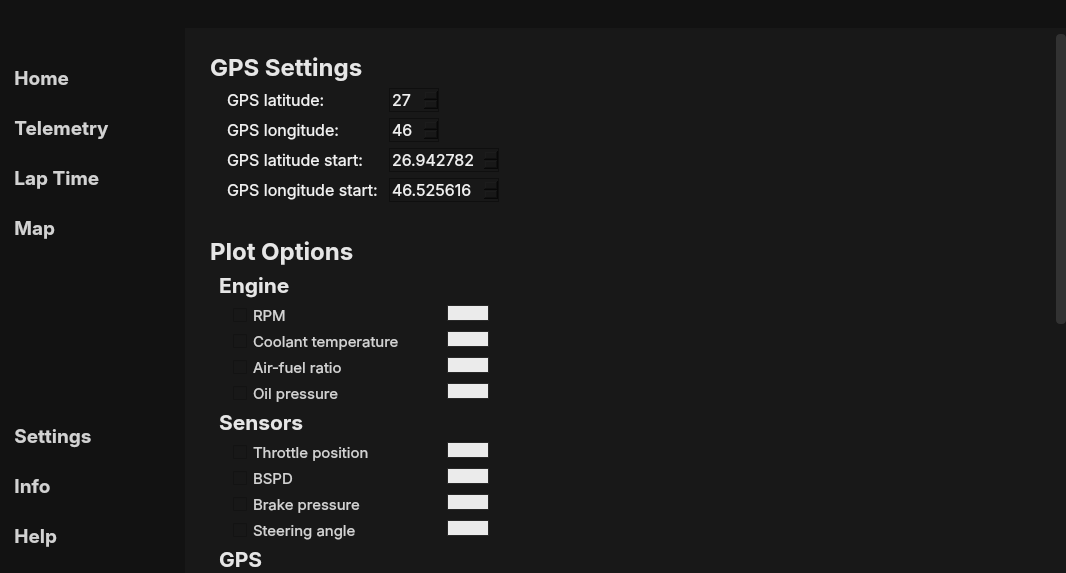
Above: FormulaStudent/mainwindow.ui from XRuRuX/FormulaStudentQT before the change. Below: the same form after it.
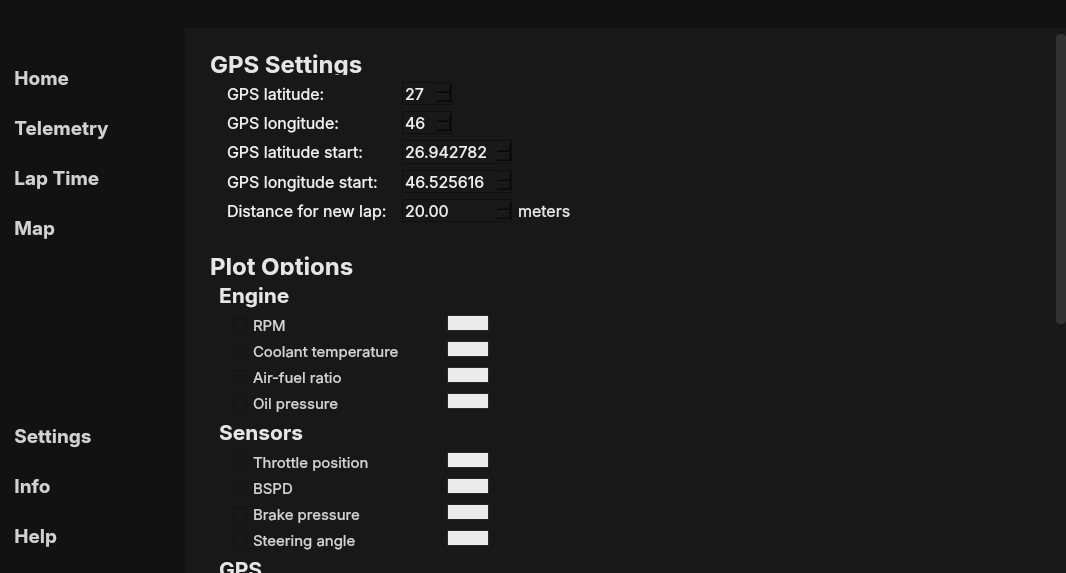
That is the form after the change. The open tabs and pages were chosen to show the change. Icons and pictures are not drawn. Custom widgets are drawn as their Qt base class.

Patch:
```diff
--- a/FormulaStudent/mainwindow.ui
+++ b/FormulaStudent/mainwindow.ui
@@ -1021,10 +1021,114 @@
                  <property name="styleSheet">
                   <string notr="true"/>
                  </property>
-                 <layout class="QFormLayout" name="formLayout">
-                  <property name="bottomMargin">
-                   <number>9</number>
-                  </property>
+                 <layout class="QGridLayout" name="gridLayout_2">
+                  <item row="3" column="0">
+                   <widget class="QLabel" name="gpsLatLabelStart">
+                    <property name="font">
+                     <font>
+                      <family>Inter</family>
+                      <pointsize>12</pointsize>
+                     </font>
+                    </property>
+                    <property name="styleSheet">
+                     <string notr="true">padding-left: 20px;
+color: rgb(240, 240, 240);</string>
+                    </property>
+                    <property name="text">
+                     <string>GPS latitude start:</string>
+                    </property>
+                   </widget>
+                  </item>
+                  <item row="5" column="0">
+                   <widget class="QLabel" name="gpsLongLabelStart_2">
+                    <property name="font">
+                     <font>
+                      <family>Inter</family>
+                      <pointsize>12</pointsize>
+                     </font>
+                    </property>
+                    <property name="styleSheet">
+                     <string notr="true">padding-left: 20px;
+color: rgb(240, 240, 240);</string>
+                    </property>
+                    <property name="text">
+                     <string>Distance for new lap: </string>
+                    </property>
+                   </widget>
+                  </item>
+                  <item row="5" column="1">
+                   <widget class="QDoubleSpinBox" name="maxDistanceSelector">
+                    <property name="minimumSize">
+                     <size>
+                      <width>110</width>
+                      <height>0</height>
+                     </size>
+                    </property>
+                    <property name="maximumSize">
+                     <size>
+                      <width>50</width>
+                      <height>16777215</height>
+                     </size>
+                    </property>
+                    <property name="font">
+                     <font>
+                      <family>Inter</family>
+                      <pointsize>12</pointsize>
+                     </font>
+                    </property>
+                    <property name="decimals">
+                     <number>2</number>
+                    </property>
+                    <property name="value">
+                     <double>20.000000000000000</double>
+                    </property>
+                   </widget>
+                  </item>
+                  <item row="4" column="1">
+                   <widget class="QDoubleSpinBox" name="gpsLongSelectorStart">
+                    <property name="minimumSize">
+                     <size>
+                      <width>110</width>
+                      <height>0</height>
+                     </size>
+                    </property>
+                    <property name="maximumSize">
+                     <size>
+                      <width>50</width>
+                      <height>16777215</height>
+                     </size>
+                    </property>
+                    <property name="font">
+                     <font>
+                      <family>Inter</family>
+                      <pointsize>12</pointsize>
+                     </font>
+                    </property>
+                    <property name="decimals">
+                     <number>6</number>
+                    </property>
+                    <property name="value">
+                     <double>46.525615999999999</double>
+                    </property>
+                   </widget>
+                  </item>
+                  <item row="1" column="0">
+                   <widget class="QLabel" name="gpsLatLabel">
+                    <property name="font">
+                     <font>
+                      <family>Inter</family>
+                      <pointsize>12</pointsize>
+                     </font>
+                    </property>
+                    <property name="styleSheet">
+                     <string notr="true">padding-left: 20px;
+color: rgb(240, 240, 240);</string>
+                    </property>
+                    <property name="text">
+                     <string>GPS latitude:</string>
+                    </property>
+                   </widget>
+                  </item>
                   <item row="0" column="0">
                    <widget class="QLabel" name="gpsSettingsLabel">
                     <property name="font">
@@ -1042,8 +1146,40 @@
                     </property>
                    </widget>
                   </item>
-                  <item row="1" column="0">
-                   <widget class="QLabel" name="gpsLatLabel">
+                  <item row="5" column="2">
+                   <widget class="QLabel" name="label_2">
+                    <property name="font">
+                     <font>
+                      <family>Inter</family>
+                      <pointsize>12</pointsize>
+                     </font>
+                    </property>
+                    <property name="text">
+                     <string>meters</string>
+                    </property>
+                   </widget>
+                  </item>
+                  <item row="2" column="1">
+                   <widget class="QSpinBox" name="gpsLongSelector">
+                    <property name="maximumSize">
+                     <size>
+                      <width>50</width>
+                      <height>16777215</height>
+                     </size>
+                    </property>
+                    <property name="font">
+                     <font>
+                      <family>Inter</family>
+                      <pointsize>12</pointsize>
+                     </font>
+                    </property>
+                    <property name="value">
+                     <number>46</number>
+                    </property>
+                   </widget>
+                  </item>
+                  <item row="2" column="0">
+                   <widget class="QLabel" name="gpsLongLabel">
                     <property name="font">
                      <font>
                       <family>Inter</family>
@@ -1055,7 +1191,7 @@
 color: rgb(240, 240, 240);</string>
                     </property>
                     <property name="text">
-                     <string>GPS latitude:</string>
+                     <string>GPS longitude: </string>
                     </property>
                    </widget>
                   </item>
@@ -1078,77 +1214,7 @@
                     </property>
                    </widget>
                   </item>
-                  <item row="3" column="0">
-                   <widget class="QLabel" name="gpsLongLabel">
-                    <property name="font">
-                     <font>
-                      <family>Inter</family>
-                      <pointsize>12</pointsize>
-                     </font>
-                    </property>
-                    <property name="styleSheet">
-                     <string notr="true">padding-left: 20px;
-color: rgb(240, 240, 240);</string>
-                    </property>
-                    <property name="text">
-                     <string>GPS longitude: </string>
-                    </property>
-                   </widget>
-                  </item>
                   <item row="3" column="1">
-                   <widget class="QSpinBox" name="gpsLongSelector">
-                    <property name="maximumSize">
-                     <size>
-                      <width>50</width>
-                      <height>16777215</height>
-                     </size>
-                    </property>
-                    <property name="font">
-                     <font>
-                      <family>Inter</family>
-                      <pointsize>12</pointsize>
-                     </font>
-                    </property>
-                    <property name="value">
-                     <number>46</number>
-                    </property>
-                   </widget>
-                  </item>
-                  <item row="5" column="0">
-                   <widget class="QLabel" name="gpsLatLabelStart">
-                    <property name="font">
-                     <font>
-                      <family>Inter</family>
-                      <pointsize>12</pointsize>
-                     </font>
-                    </property>
-                    <property name="styleSheet">
-                     <string notr="true">padding-left: 20px;
-color: rgb(240, 240, 240);</string>
-                    </property>
-                    <property name="text">
-                     <string>GPS latitude start:</string>
-                    </property>
-                   </widget>
-                  </item>
-                  <item row="7" column="0">
-                   <widget class="QLabel" name="gpsLongLabelStart">
-                    <property name="font">
-                     <font>
-                      <family>Inter</family>
-                      <pointsize>12</pointsize>
-                     </font>
-                    </property>
-                    <property name="styleSheet">
-                     <string notr="true">padding-left: 20px;
-color: rgb(240, 240, 240);</string>
-                    </property>
-                    <property name="text">
-                     <string>GPS longitude start:</string>
-                    </property>
-                   </widget>
-                  </item>
-                  <item row="5" column="1">
                    <widget class="QDoubleSpinBox" name="gpsLatSelectorStart">
                     <property name="minimumSize">
                      <size>
@@ -1179,34 +1245,36 @@
                     </property>
                    </widget>
                   </item>
-                  <item row="7" column="1">
-                   <widget class="QDoubleSpinBox" name="gpsLongSelectorStart">
-                    <property name="minimumSize">
-                     <size>
-                      <width>110</width>
-                      <height>0</height>
-                     </size>
-                    </property>
-                    <property name="maximumSize">
-                     <size>
-                      <width>50</width>
-                      <height>16777215</height>
-                     </size>
-                    </property>
+                  <item row="4" column="0">
+                   <widget class="QLabel" name="gpsLongLabelStart">
                     <property name="font">
                      <font>
                       <family>Inter</family>
                       <pointsize>12</pointsize>
                      </font>
                     </property>
-                    <property name="decimals">
-                     <number>6</number>
+                    <property name="styleSheet">
+                     <string notr="true">padding-left: 20px;
+color: rgb(240, 240, 240);</string>
                     </property>
-                    <property name="value">
-                     <double>46.525615999999999</double>
+                    <property name="text">
+                     <string>GPS longitude start:</string>
                     </property>
                    </widget>
                   </item>
+                  <item row="5" column="3">
+                   <spacer name="horizontalSpacer_5">
+                    <property name="orientation">
+                     <enum>Qt::Horizontal</enum>
+                    </property>
+                    <property name="sizeHint" stdset="0">
+                     <size>
+                      <width>40</width>
+                      <height>20</height>
+                     </size>
+                    </property>
+                   </spacer>
+                  </item>
                  </layout>
                 </widget>
                </item>
```
Left out of the diff: 89 changed lines with no effect on the pictures.
